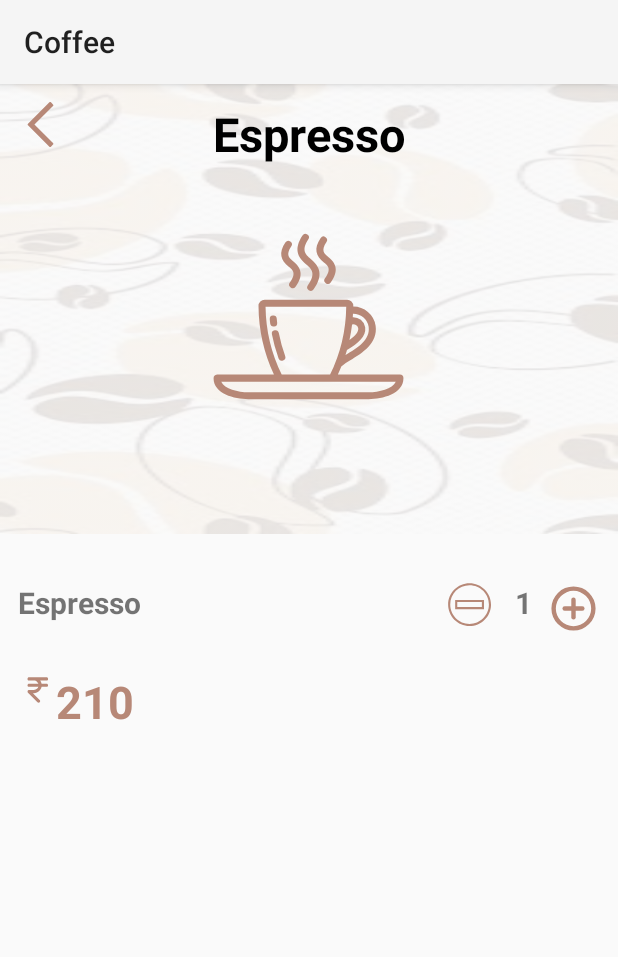
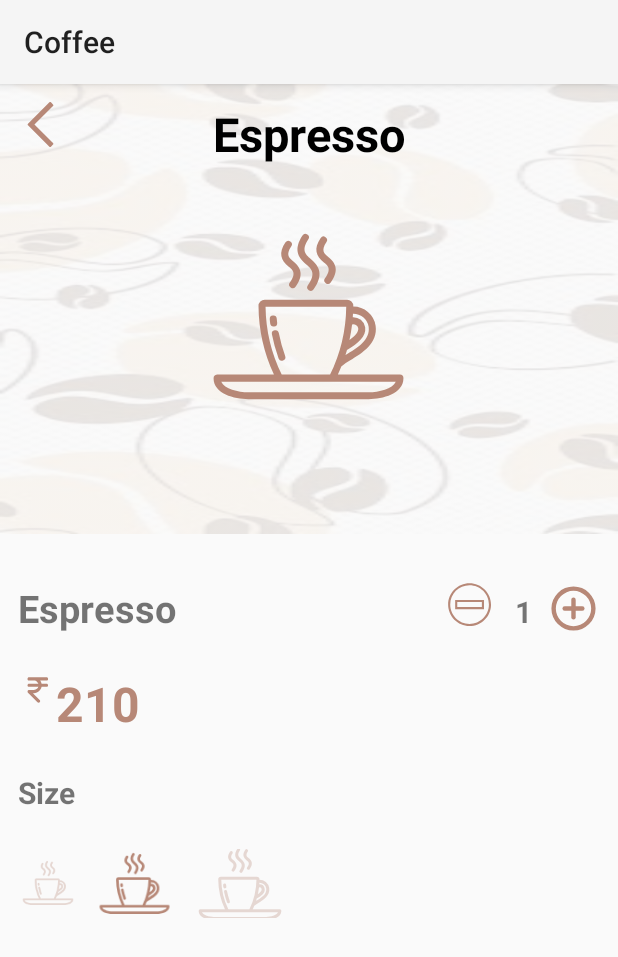
Before and after one commit to ranganarayanan/coffee, an Android app: the Espresso screen opened directly, with no data from a screen before it, on a phone screen of 412 x 824 dp. Shown: the top 957 px of the screen. Run offline under Robolectric (Android 15) with nearby library versions, the phone set to English and light mode, and no system bars.

Commit message:
adding elements

```diff
--- a/app/src/main/res/layout/activity_espresso.xml
+++ b/app/src/main/res/layout/activity_espresso.xml
@@ -51,7 +51,7 @@
             android:layout_width="wrap_content"
             android:layout_height="wrap_content"
             android:text="Espresso"
-            android:textSize="20dp"
+            android:textSize="25dp"
             android:textStyle="bold"/>
         <View
             android:layout_width="match_parent"
@@ -80,7 +80,8 @@
         android:layout_height="wrap_content"
         android:orientation="horizontal"
         android:layout_below="@+id/essline"
-        android:padding="12dp">
+        android:padding="12dp"
+        android:id="@+id/rupee">
         <ImageView
             android:layout_width="25dp"
             android:layout_height="25dp"
@@ -91,7 +92,44 @@
             android:text="210"
             android:textStyle="bold"
             android:textColor="#b78877"
-            android:textSize="30dp"/>
+            android:textSize="32dp"/>
+    </LinearLayout>
+    <TextView
+        android:layout_width="wrap_content"
+        android:layout_height="wrap_content"
+        android:padding="12dp"
+        android:layout_below="@+id/rupee"
+        android:text="Size"
+        android:textSize="20dp"
+        android:textStyle="bold"
+        android:id="@+id/txt"/>
+    <LinearLayout
+        android:layout_width="match_parent"
+        android:layout_height="70dp"
+        android:orientation="horizontal"
+        android:layout_below="@+id/txt"
+        android:padding="12dp"
+        >
+        <ImageView
+            android:layout_width="40dp"
+            android:layout_height="40dp"
+            android:src="@drawable/espresso"
+            android:layout_gravity="center_vertical"
+            android:alpha="0.3"
+            />
+        <ImageView
+            android:layout_width="55dp"
+            android:layout_height="55dp"
+            android:src="@drawable/espresso"
+            android:layout_gravity="center_vertical"
+            android:layout_marginLeft="10dp"/>
+        <ImageView
+            android:layout_width="65dp"
+            android:layout_height="65dp"
+            android:src="@drawable/espresso"
+            android:layout_gravity="center_vertical"
+            android:layout_marginLeft="10dp"
+            android:alpha="0.3"/>
     </LinearLayout>
 
 
```
